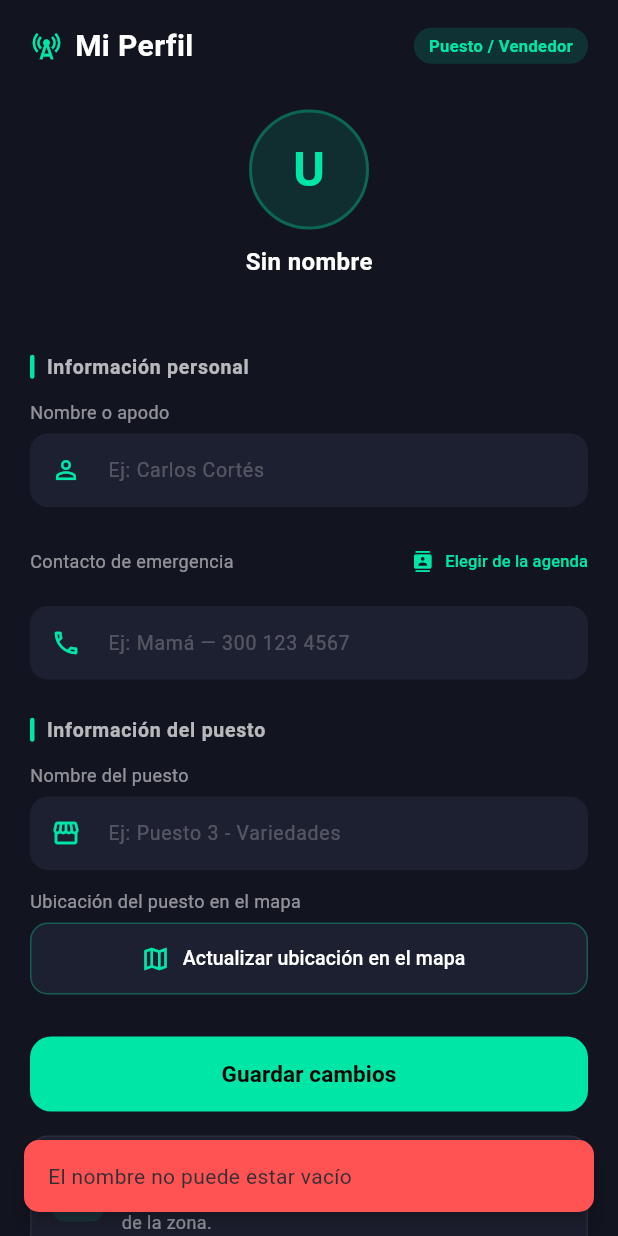
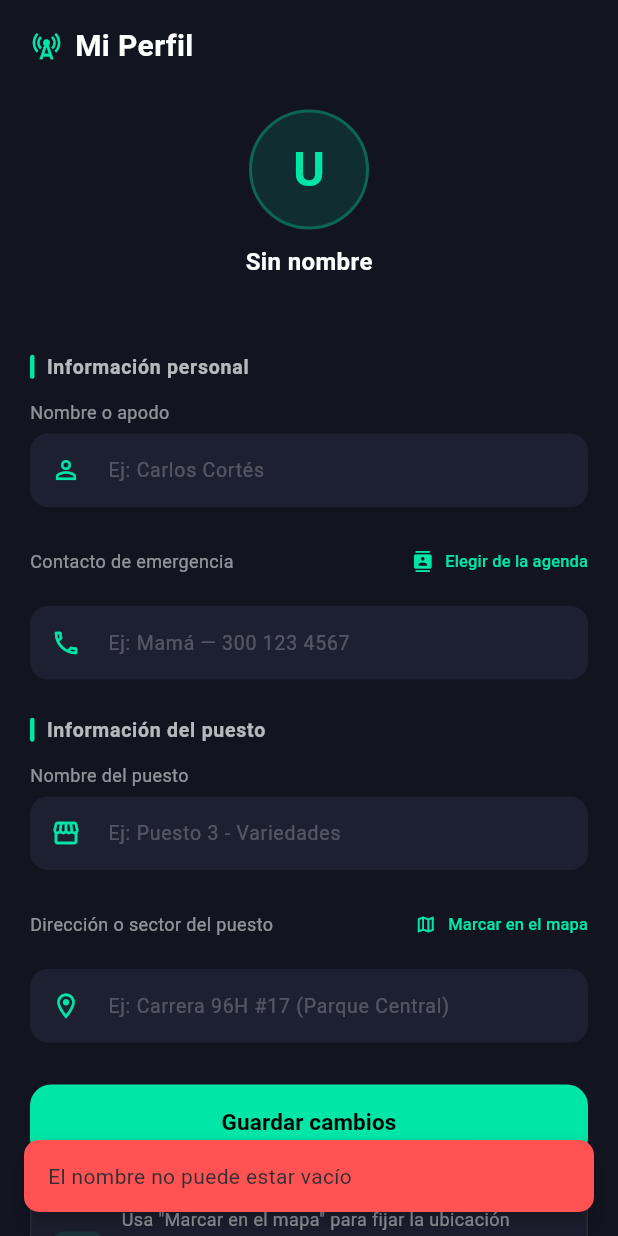
Before and after one commit to SebastianRod99/AreaGuardian, a Flutter app: the AccountConfigScreen screen opened directly, after a tap on "Guardar cambios", on a phone screen of 412 x 824 dp. Run offline on Flutter 3.47's test engine with Material 3 defaults, Android fonts, the phone set to English and light mode, and no system bars; our stand-ins replace cloud_firestore, firebase_core, flutter_contacts, flutter_map, geolocator, just_audio and 5 more; accounts and stored records are empty.

Commit message:
aplicacion corriendo con ubicacion en tiempo real y establecida

```diff
--- a/lib/screens/account_config_screen.dart
+++ b/lib/screens/account_config_screen.dart
@@ -2,11 +2,11 @@ import 'package:flutter/material.dart';
 import 'package:shared_preferences/shared_preferences.dart';
 import 'package:flutter_contacts/flutter_contacts.dart';
 import 'package:areaguardian/screens/auth/login.dart';
-import 'package:areaguardian/screens/auth/pick_location_map.dart'; // <--- CORREGIDO (faltaba el ;)
 import 'package:latlong2/latlong.dart';
+import 'package:areaguardian/screens/auth/pick_location_map.dart';
 
 // ==========================================
-// PANTALLA DE PERFIL / CUENTA (DÚCTIL: CLIENTE / VENDEDOR)
+// PANTALLA DE PERFIL / CUENTA
 // ==========================================
 class AccountConfigScreen extends StatefulWidget {
   const AccountConfigScreen({super.key});
@@ -19,9 +19,13 @@ class _AccountConfigScreenState extends State<AccountConfigScreen> {
   final _nameController = TextEditingController();
   final _contactController = TextEditingController();
   final _puestoController = TextEditingController();
+  final _addressController = TextEditingController();
+
+  // Coordenadas fijas del puesto guardadas
+  double? _puestoLat;
+  double? _puestoLng;
 
   String _userEmail = '';
-  bool _isVendor = false; // <--- Identificador de rol
   bool _isLoading = false;
   bool _isSaved = false;
 
@@ -34,11 +38,13 @@ class _AccountConfigScreenState extends State<AccountConfigScreen> {
   Future<void> _loadUserData() async {
     final prefs = await SharedPreferences.getInstance();
     setState(() {
-      _nameController.text = prefs.getString('vendor_name') ?? prefs.getString('user_name') ?? '';
+      _nameController.text = prefs.getString('vendor_name') ?? '';
       _contactController.text = prefs.getString('contact') ?? '';
       _puestoController.text = prefs.getString('puesto_title') ?? '';
+      _addressController.text = prefs.getString('vendor_address') ?? '';
+      _puestoLat = prefs.getDouble('puesto_lat');
+      _puestoLng = prefs.getDouble('puesto_lng');
       _userEmail = prefs.getString('user_email') ?? 'usuario@areaguardian.com';
-      _isVendor = prefs.getBool('is_vendor') ?? true;
     });
   }
 
@@ -49,15 +55,16 @@ class _AccountConfigScreenState extends State<AccountConfigScreen> {
     }
     setState(() => _isLoading = true);
     final prefs = await SharedPreferences.getInstance();
+    await prefs.setString('vendor_name', _nameController.text.trim());
+    await prefs.setString('contact', _contactController.text.trim());
+    await prefs.setString('puesto_title', _puestoController.text.trim());
+    await prefs.setString('vendor_address', _addressController.text.trim());
 
-    if (_isVendor) {
-      await prefs.setString('vendor_name', _nameController.text.trim());
-      await prefs.setString('puesto_title', _puestoController.text.trim());
-    } else {
-      await prefs.setString('user_name', _nameController.text.trim());
+    // Guardamos también las coordenadas si ya fueron seleccionadas en el mapa
+    if (_puestoLat != null && _puestoLng != null) {
+      await prefs.setDouble('puesto_lat', _puestoLat!);
+      await prefs.setDouble('puesto_lng', _puestoLng!);
     }
-
-    await prefs.setString('contact', _contactController.text.trim());
 
     setState(() {
       _isLoading = false;
@@ -69,7 +76,30 @@ class _AccountConfigScreenState extends State<AccountConfigScreen> {
   }
 
   // ==========================================
-  // SELECCIONAR CONTACTO DE LA AGENDA
+  // FUNCIÓN PARA ABRIR EL MAPA Y SELECCIONAR UBICACIÓN
+  // ==========================================
+  Future<void> _openMapPicker() async {
+    final LatLng? selectedPosition = await Navigator.push<LatLng>(
+      context,
+      MaterialPageRoute(builder: (_) => const PickLocationScreen()),
+    );
+
+    if (selectedPosition != null) {
+      setState(() {
+        _puestoLat = selectedPosition.latitude;
+        _puestoLng = selectedPosition.longitude;
+
+        // Opcional: Si quieres poner un texto genérico de dirección basado en las coordenadas si está vacío
+        if (_addressController.text.isEmpty) {
+          _addressController.text = 'Lat: ${_puestoLat!.toStringAsFixed(4)}, Lng: ${_puestoLng!.toStringAsFixed(4)}';
+        }
+      });
+      _showSnack('¡Ubicación del puesto marcada con éxito!');
+    }
+  }
+
+  // ==========================================
+  // FUNCIÓN PARA SELECCIONAR CONTACTO DE LA AGENDA
   // ==========================================
   Future<void> _pickContactFromPhone() async {
     try {
@@ -79,12 +109,18 @@ class _AccountConfigScreenState extends State<AccountConfigScreen> {
 
       if (status != PermissionStatus.granted &&
           status != PermissionStatus.limited) {
-        _showSnack('Permiso de contactos denegado', isError: true);
+        _showSnack(
+          'Permiso de contactos denegado',
+          isError: true,
+        );
         return;
       }
 
-      final Contact? contact = await FlutterContacts.native.showPicker(
-        properties: {ContactProperty.phone},
+      final Contact? contact =
+      await FlutterContacts.native.showPicker(
+        properties: {
+          ContactProperty.phone,
+        },
       );
 
       if (contact != null) {
@@ -98,29 +134,17 @@ class _AccountConfigScreenState extends State<AccountConfigScreen> {
 
           _showSnack('Contacto seleccionado correctamente');
         } else {
-          _showSnack('El contacto no tiene número registrado', isError: true);
+          _showSnack(
+            'El contacto no tiene número registrado',
+            isError: true,
+          );
         }
       }
     } catch (e) {
-      _showSnack('Error al acceder a los contactos: $e', isError: true);
-    }
-  }
-
-  // ==========================================
-  // NAVEGAR AL MAPA Y CAPTURAR NUEVA UBICACIÓN
-  // ==========================================
-  Future<void> _navigateToChangeLocation() async {
-    final LatLng? selectedLocation = await Navigator.push(
-      context,
-      MaterialPageRoute(builder: (context) => const PickLocationScreen()),
+      _showSnack(
+        'Error al acceder a los contactos: $e',
+        isError: true,
       );
-
-    if (selectedLocation != null) {
-      final prefs = await SharedPreferences.getInstance();
-      await prefs.setDouble('vendor_latitude', selectedLocation.latitude);
-      await prefs.setDouble('vendor_longitude', selectedLocation.longitude);
-
-      _showSnack('¡Ubicación del puesto actualizada en el mapa!');
     }
   }
 
@@ -183,6 +207,7 @@ class _AccountConfigScreenState extends State<AccountConfigScreen> {
     _nameController.dispose();
     _contactController.dispose();
     _puestoController.dispose();
+    _addressController.dispose();
     super.dispose();
   }
 
@@ -214,7 +239,6 @@ class _AccountConfigScreenState extends State<AccountConfigScreen> {
                     const SizedBox(height: 12),
                     _buildContactFieldWithPicker(),
 
-                    if (_isVendor) ...[
                     const SizedBox(height: 24),
                     _buildSectionTitle('Información del puesto'),
                     const SizedBox(height: 12),
@@ -225,8 +249,11 @@ class _AccountConfigScreenState extends State<AccountConfigScreen> {
                       hint: 'Ej: Puesto 3 - Variedades',
                     ),
                     const SizedBox(height: 12),
-                      _buildLocationPickerButton(),
-                    ],
+
+                    // ==========================================
+                    // CAMPO DE DIRECCIÓN VINCULADO AL MAPA
+                    // ==========================================
+                    _buildAddressFieldWithMapPicker(),
 
                     const SizedBox(height: 28),
                     _buildSaveButton(),
@@ -246,6 +273,7 @@ class _AccountConfigScreenState extends State<AccountConfigScreen> {
     );
   }
 
+  // ── HEADER ────────────────────────────────────────────────────────────────
   Widget _buildHeader() {
     return Container(
       padding: const EdgeInsets.fromLTRB(20, 16, 20, 12),
@@ -263,19 +291,22 @@ class _AccountConfigScreenState extends State<AccountConfigScreen> {
             ),
           ),
           const Spacer(),
+          if (_isSaved)
             Container(
-            padding: const EdgeInsets.symmetric(horizontal: 10, vertical: 4),
+              padding:
+              const EdgeInsets.symmetric(horizontal: 10, vertical: 4),
               decoration: BoxDecoration(
-              color: (_isVendor ? const Color(0xFF00E6A7) : Colors.blueAccent).withOpacity(0.15),
+                color: const Color(0xFF00E6A7).withOpacity(0.15),
                 borderRadius: BorderRadius.circular(20),
               ),
-            child: Text(
-              _isVendor ? 'Puesto / Vendedor' : 'Cliente / Usuario',
+              child: const Row(
+                children: [
+                  Icon(Icons.check, color: Color(0xFF00E6A7), size: 14),
+                  SizedBox(width: 4),
+                  Text('Guardado',
                       style: TextStyle(
-                color: _isVendor ? const Color(0xFF00E6A7) : Colors.blueAccent,
-                fontSize: 11,
-                fontWeight: FontWeight.bold,
-              ),
+                          color: Color(0xFF00E6A7), fontSize: 12)),
+                ],
               ),
             ),
         ],
@@ -283,6 +314,7 @@ class _AccountConfigScreenState extends State<AccountConfigScreen> {
     );
   }
 
+  // ── AVATAR ────────────────────────────────────────────────────────────────
   Widget _buildAvatar() {
     final initial = _nameController.text.isNotEmpty
         ? _nameController.text[0].toUpperCase()
@@ -447,32 +479,61 @@ class _AccountConfigScreenState extends State<AccountConfigScreen> {
     );
   }
 
-  Widget _buildLocationPickerButton() {
+  // ── CAMPO DE DIRECCIÓN CON BOTÓN DE MARCAR EN EL MAPA ────────────────────
+  Widget _buildAddressFieldWithMapPicker() {
     return Column(
       crossAxisAlignment: CrossAxisAlignment.start,
       children: [
+        Row(
+          mainAxisAlignment: MainAxisAlignment.spaceBetween,
+          children: [
             const Text(
-          'Ubicación del puesto en el mapa',
+              'Dirección o sector del puesto',
               style: TextStyle(color: Colors.white54, fontSize: 12),
             ),
+            TextButton.icon(
+              onPressed: _openMapPicker,
+              icon: const Icon(Icons.map_outlined, size: 14, color: Color(0xFF00E6A7)),
+              label: const Text(
+                'Marcar en el mapa',
+                style: TextStyle(color: Color(0xFF00E6A7), fontSize: 11),
+              ),
+              style: TextButton.styleFrom(padding: EdgeInsets.zero, minimumSize: const Size(0, 0)),
+            ),
+          ],
+        ),
         const SizedBox(height: 6),
-        SizedBox(
-          width: double.infinity,
-          height: 48,
-          child: OutlinedButton.icon(
-            style: OutlinedButton.styleFrom(
-              backgroundColor: const Color(0xFF1D2030),
-              side: BorderSide(color: const Color(0xFF00E6A7).withOpacity(0.3)),
-              shape: RoundedRectangleBorder(borderRadius: BorderRadius.circular(12)),
+        TextField(
+          controller: _addressController,
+          style: const TextStyle(color: Colors.white, fontSize: 14),
+          onChanged: (_) => setState(() {}),
+          decoration: InputDecoration(
+            hintText: 'Ej: Carrera 96H #17 (Parque Central)',
+            hintStyle: const TextStyle(color: Colors.white24, fontSize: 13),
+            prefixIcon: const Icon(Icons.location_on_outlined, color: Color(0xFF00E6A7), size: 20),
+            suffixIcon: _puestoLat != null
+                ? const Icon(Icons.check_circle, color: Color(0xFF00E6A7), size: 18)
+                : null,
+            filled: true,
+            fillColor: const Color(0xFF1D2030),
+            contentPadding: const EdgeInsets.symmetric(horizontal: 16, vertical: 14),
+            border: OutlineInputBorder(
+              borderRadius: BorderRadius.circular(12),
+              borderSide: BorderSide.none,
             ),
-            onPressed: _navigateToChangeLocation,
-            icon: const Icon(Icons.map_outlined, color: Color(0xFF00E6A7), size: 20),
-            label: const Text(
-              'Actualizar ubicación en el mapa',
-              style: TextStyle(color: Colors.white, fontSize: 13, fontWeight: FontWeight.w500),
+            focusedBorder: OutlineInputBorder(
+              borderRadius: BorderRadius.circular(12),
+              borderSide: const BorderSide(color: Color(0xFF00E6A7), width: 1.5),
             ),
           ),
         ),
+        if (_puestoLat != null && _puestoLng != null) ...[
+          const SizedBox(height: 4),
+          Text(
+            'Coordenadas fijadas: ${_puestoLat!.toStringAsFixed(4)}, ${_puestoLng!.toStringAsFixed(4)}',
+            style: const TextStyle(color: Color(0xFF00E6A7), fontSize: 11),
+          ),
+        ],
       ],
     );
   }
@@ -526,12 +587,10 @@ class _AccountConfigScreenState extends State<AccountConfigScreen> {
                 color: Color(0xFF00E6A7), size: 18),
           ),
           const SizedBox(width: 12),
-          Expanded(
+          const Expanded(
             child: Text(
-              _isVendor
-                  ? 'Tu perfil está configurado como Vendedor, por lo que participas activamente en la red de apoyo y alertas de la zona.'
-                  : 'Tu perfil está configurado como Cliente. Puedes activar alarmas de emergencia y tu contacto de confianza será notificado.',
-              style: const TextStyle(
+              'Usa "Marcar en el mapa" para fijar la ubicación exacta de tu puesto. Esto permite que otros vendedores y alertas de emergencia te ubiquen correctamente.',
+              style: TextStyle(
                   color: Colors.white54, fontSize: 12, height: 1.4),
             ),
           ),
```
Also changed, not shown: lib/services/vendor_service.dart (deleted, +0 -46 lines). Lines whose indentation alone changed are shown as unchanged.
